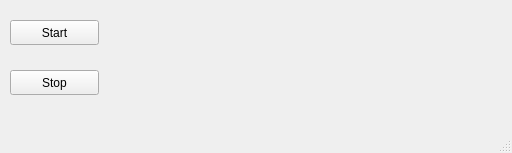
Qt form view/main_window.ui (PFTL/VU_01_19) before a commit.
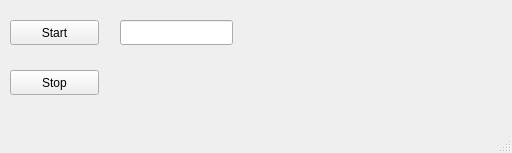
The same form after that commit.

Commit message: Status line

Diff of the .ui file:
```diff
--- a/view/main_window.ui
+++ b/view/main_window.ui
@@ -40,6 +40,16 @@
      <string>Stop</string>
     </property>
    </widget>
+   <widget class="QLineEdit" name="status_line">
+    <property name="geometry">
+     <rect>
+      <x>120</x>
+      <y>20</y>
+      <width>113</width>
+      <height>25</height>
+     </rect>
+    </property>
+   </widget>
   </widget>
   <widget class="QMenuBar" name="menubar">
    <property name="geometry">
```
The commit also changes 1 other file.
